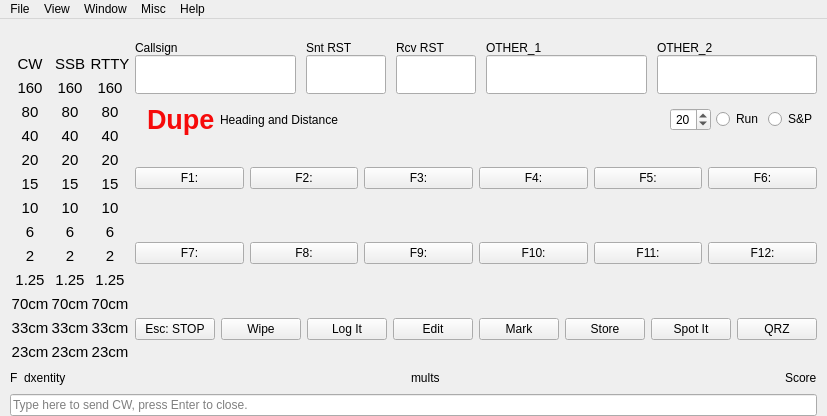
kyleboyle/not1mm, file not1mm/data/main.ui: the form before one commit.
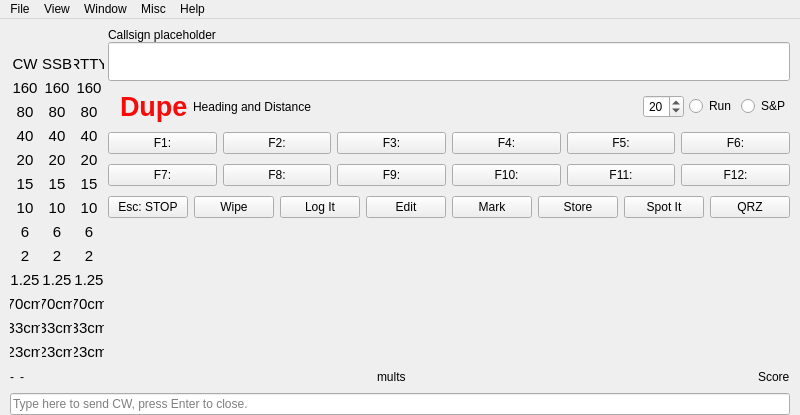
The form after the commit. Icons and pictures are not drawn.

```diff
--- a/not1mm/data/main.ui
+++ b/not1mm/data/main.ui
@@ -10,7 +10,7 @@
     <x>0</x>
     <y>0</y>
     <width>768</width>
-    <height>416</height>
+    <height>403</height>
    </rect>
   </property>
   <property name="sizePolicy">
@@ -25,6 +25,16 @@
   <property name="windowTitle">
    <string>QSource Logger</string>
   </property>
+  <property name="windowIcon">
+   <iconset>
+    <normaloff>k6gte.not1mm-32.png</normaloff>k6gte.not1mm-32.png</iconset>
+  </property>
+  <property name="iconSize">
+   <size>
+    <width>32</width>
+    <height>32</height>
+   </size>
+  </property>
   <widget class="QWidget" name="centralwidget">
    <property name="enabled">
     <bool>true</bool>
@@ -47,13 +57,13 @@
       <item>
        <layout class="QHBoxLayout" name="mainsection">
         <property name="spacing">
-         <number>0</number>
+         <number>2</number>
         </property>
         <item>
          <widget class="QFrame" name="Band_Mode_Frame_CW">
           <property name="minimumSize">
            <size>
-            <width>40</width>
+            <width>30</width>
             <height>0</height>
            </size>
           </property>
@@ -231,7 +241,7 @@
          <widget class="QFrame" name="Band_Mode_Frame_SSB">
           <property name="minimumSize">
            <size>
-            <width>40</width>
+            <width>30</width>
             <height>0</height>
            </size>
           </property>
@@ -409,7 +419,7 @@
          <widget class="QFrame" name="Band_Mode_Frame_RTTY">
           <property name="minimumSize">
            <size>
-            <width>40</width>
+            <width>30</width>
             <height>0</height>
            </size>
           </property>
@@ -587,15 +597,15 @@
          </widget>
         </item>
         <item>
-         <layout class="QVBoxLayout" name="main_dialog" stretch="0,0,0,0,0,0">
+         <layout class="QVBoxLayout" name="main_dialog" stretch="0,0,0,0,0,0,0">
           <property name="spacing">
-           <number>10</number>
+           <number>0</number>
           </property>
           <property name="leftMargin">
-           <number>5</number>
+           <number>2</number>
           </property>
           <item>
-           <layout class="QHBoxLayout" name="qso_row1" stretch="2,1,1,2,2">
+           <layout class="QHBoxLayout" name="qso_row1" stretch="2">
             <property name="spacing">
              <number>-1</number>
             </property>
@@ -611,7 +621,7 @@
                <item>
                 <widget class="QLabel" name="callsign_label">
                  <property name="text">
-                  <string>Callsign</string>
+                  <string>Callsign placeholder</string>
                  </property>
                  <property name="alignment">
                   <set>Qt::AlignBottom|Qt::AlignLeading|Qt::AlignLeft</set>
@@ -663,187 +673,6 @@
               </layout>
              </widget>
             </item>
-            <item>
-             <widget class="QFrame" name="field1">
-              <layout class="QVBoxLayout" name="input_snt">
-               <property name="spacing">
-                <number>0</number>
-               </property>
-               <property name="margin" stdset="0">
-                <number>0</number>
-               </property>
-               <item>
-                <widget class="QLabel" name="snt_label">
-                 <property name="text">
-                  <string>Snt RST</string>
-                 </property>
-                 <property name="alignment">
-                  <set>Qt::AlignBottom|Qt::AlignLeading|Qt::AlignLeft</set>
-                 </property>
-                </widget>
-               </item>
-               <item>
-                <widget class="QLineEdit" name="sent">
-                 <property name="sizePolicy">
-                  <sizepolicy hsizetype="Expanding" vsizetype="Fixed">
-                   <horstretch>0</horstretch>
-                   <verstretch>0</verstretch>
-                  </sizepolicy>
-                 </property>
-                 <property name="font">
-                  <font>
-                   <pointsize>20</pointsize>
-                  </font>
-                 </property>
-                 <property name="accessibleName">
-                  <string>RST Sent</string>
-                 </property>
-                 <property name="styleSheet">
-                  <string notr="true"/>
-                 </property>
-                </widget>
-               </item>
-              </layout>
-             </widget>
-            </item>
-            <item>
-             <widget class="QFrame" name="field2">
-              <layout class="QVBoxLayout" name="input_rcv">
-               <property name="spacing">
-                <number>0</number>
-               </property>
-               <property name="margin" stdset="0">
-                <number>0</number>
-               </property>
-               <item>
-                <widget class="QLabel" name="rcv_label">
-                 <property name="text">
-                  <string>Rcv RST</string>
-                 </property>
-                 <property name="alignment">
-                  <set>Qt::AlignBottom|Qt::AlignLeading|Qt::AlignLeft</set>
-                 </property>
-                </widget>
-               </item>
-               <item>
-                <widget class="QLineEdit" name="receive">
-                 <property name="sizePolicy">
-                  <sizepolicy hsizetype="Expanding" vsizetype="Fixed">
-                   <horstretch>0</horstretch>
-                   <verstretch>0</verstretch>
-                  </sizepolicy>
-                 </property>
-                 <property name="font">
-                  <font>
-                   <pointsize>20</pointsize>
-                  </font>
-                 </property>
-                 <property name="accessibleName">
-                  <string>RST Received</string>
-                 </property>
-                 <property name="styleSheet">
-                  <string notr="true"/>
-                 </property>
-                </widget>
-               </item>
-              </layout>
-             </widget>
-            </item>
-            <item>
-             <widget class="QFrame" name="field3">
-              <layout class="QVBoxLayout" name="input_other">
-               <property name="spacing">
-                <number>0</number>
-               </property>
-               <property name="margin" stdset="0">
-                <number>0</number>
-               </property>
-               <item>
-                <widget class="QLabel" name="other_label">
-                 <property name="text">
-                  <string>OTHER_1</string>
-                 </property>
-                 <property name="alignment">
-                  <set>Qt::AlignBottom|Qt::AlignLeading|Qt::AlignLeft</set>
-                 </property>
-                </widget>
-               </item>
-               <item>
-                <widget class="QLineEdit" name="other_1">
-                 <property name="sizePolicy">
-                  <sizepolicy hsizetype="Expanding" vsizetype="Fixed">
-                   <horstretch>0</horstretch>
-                   <verstretch>0</verstretch>
-                  </sizepolicy>
-                 </property>
-                 <property name="font">
-                  <font>
-                   <pointsize>20</pointsize>
-                  </font>
-                 </property>
-                 <property name="accessibleName">
-                  <string>edit field3</string>
-                 </property>
-                 <property name="styleSheet">
-                  <string notr="true"/>
-                 </property>
-                </widget>
-               </item>
-              </layout>
-             </widget>
-            </item>
-            <item>
-             <widget class="QFrame" name="field4">
-              <layout class="QVBoxLayout" name="verticalLayout_2">
-               <property name="spacing">
-                <number>0</number>
-               </property>
-               <property name="sizeConstraint">
-                <enum>QLayout::SetDefaultConstraint</enum>
-               </property>
-               <property name="margin" stdset="0">
-                <number>0</number>
-               </property>
-               <item>
-                <widget class="QLabel" name="exch_label">
-                 <property name="text">
-                  <string>OTHER_2</string>
-                 </property>
-                 <property name="textFormat">
-                  <enum>Qt::AutoText</enum>
-                 </property>
-                 <property name="alignment">
-                  <set>Qt::AlignBottom|Qt::AlignLeading|Qt::AlignLeft</set>
-                 </property>
-                 <property name="buddy">
-                  <cstring>field4</cstring>
-                 </property>
-                </widget>
-               </item>
-               <item>
-                <widget class="QLineEdit" name="other_2">
-                 <property name="sizePolicy">
-                  <sizepolicy hsizetype="Expanding" vsizetype="Fixed">
-                   <horstretch>0</horstretch>
-                   <verstretch>0</verstretch>
-                  </sizepolicy>
-                 </property>
-                 <property name="font">
-                  <font>
-                   <pointsize>20</pointsize>
-                  </font>
-                 </property>
-                 <property name="accessibleName">
-                  <string>edit field4</string>
-                 </property>
-                 <property name="styleSheet">
-                  <string notr="true"/>
-                 </property>
-                </widget>
-               </item>
-              </layout>
-             </widget>
-            </item>
            </layout>
           </item>
           <item>
@@ -864,6 +693,12 @@
             <property name="sizeConstraint">
              <enum>QLayout::SetDefaultConstraint</enum>
             </property>
+            <property name="topMargin">
+             <number>10</number>
+            </property>
+            <property name="bottomMargin">
+             <number>10</number>
+            </property>
             <item>
              <widget class="QLabel" name="radio_icon">
               <property name="text">
@@ -1107,13 +942,13 @@
               <number>0</number>
              </property>
              <property name="topMargin">
-              <number>0</number>
+              <number>10</number>
              </property>
              <property name="rightMargin">
               <number>0</number>
              </property>
              <property name="bottomMargin">
-              <number>0</number>
+              <number>10</number>
              </property>
              <item>
               <widget class="QPushButton" name="F7">
@@ -1294,6 +1129,19 @@
             </layout>
            </widget>
           </item>
+          <item>
+           <spacer name="verticalSpacer_4">
+            <property name="orientation">
+             <enum>Qt::Vertical</enum>
+            </property>
+            <property name="sizeHint" stdset="0">
+             <size>
+              <width>20</width>
+              <height>40</height>
+             </size>
+            </property>
+           </spacer>
+          </item>
          </layout>
         </item>
        </layout>
@@ -1306,7 +1154,7 @@
         <item>
          <widget class="QLabel" name="flag_label">
           <property name="text">
-           <string>F</string>
+           <string>-</string>
           </property>
          </widget>
         </item>
@@ -1319,7 +1167,7 @@
            </sizepolicy>
           </property>
           <property name="text">
-           <string>dxentity</string>
+           <string>-</string>
           </property>
          </widget>
         </item>
@@ -1382,7 +1230,7 @@
      <x>0</x>
      <y>0</y>
      <width>768</width>
-     <height>37</height>
+     <height>24</height>
     </rect>
    </property>
    <property name="nativeMenuBar">
```
Left out of the diff: 41 changed lines with no effect on the pictures.
